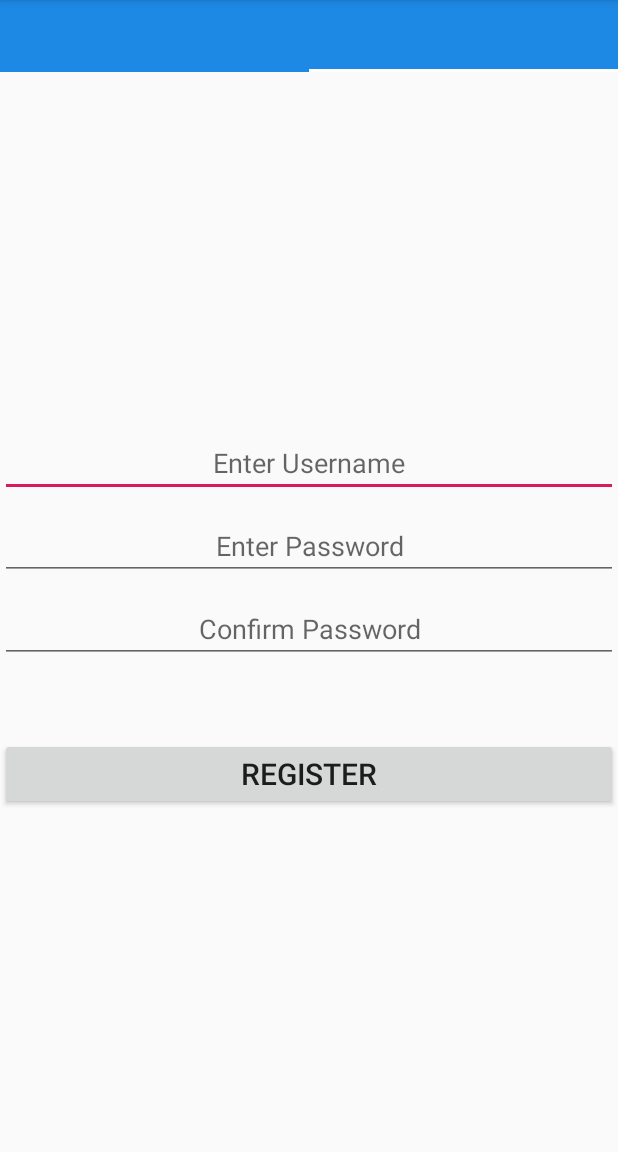
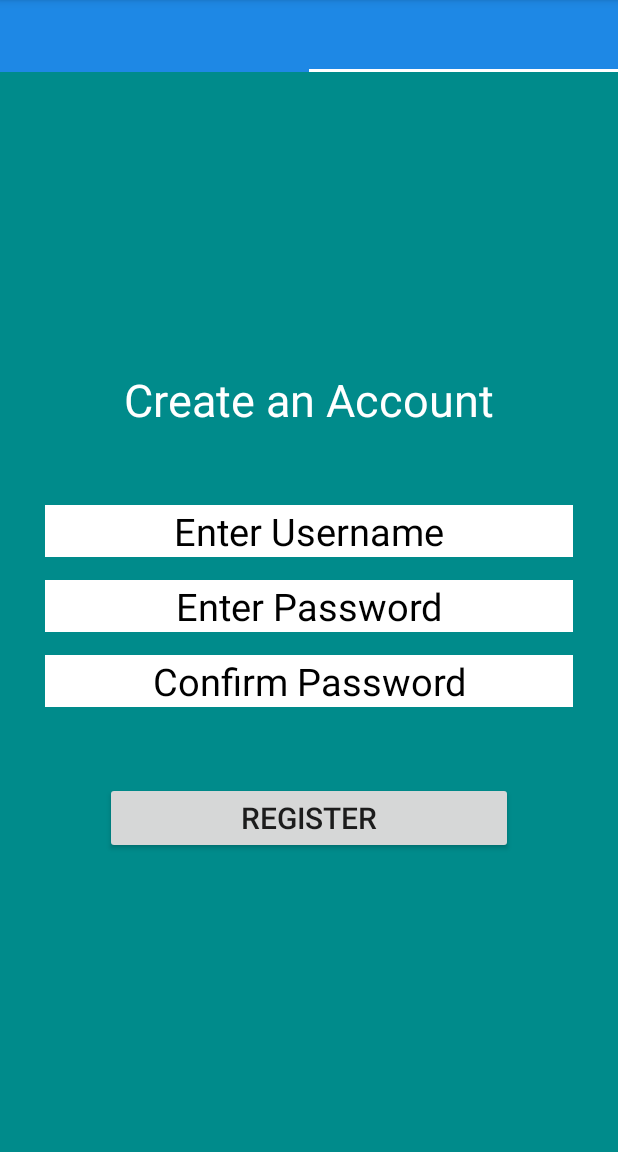
Before and after one commit to amarpudasaini07/OnlineShoppingStore, an Android app: the screen it shows after launch (ViewPagerActivity), tab 2 chosen, on a phone screen of 412 x 824 dp, the part 84-1236 px from its top. Run offline under Robolectric (Android 15) with nearby library versions, the phone set to English and light mode, and no system bars.

Commit message:
Designed is implemented to login and signup

```diff
--- a/app/src/main/res/layout/fragment_signup.xml
+++ b/app/src/main/res/layout/fragment_signup.xml
@@ -4,12 +4,29 @@
     android:layout_height="match_parent"
     android:orientation="vertical"
     android:gravity="center"
+    android:background="#008b8b"
     tools:context="com.e.onlineshoppingstore.fragments.Login">
 
     <!-- TODO: Update blank fragment layout -->
 
 
+    <TextView
+        android:fontFamily="Arial"
+        android:layout_marginBottom="40dp"
+        android:textColor="#ffffff"
+        android:layout_width="wrap_content"
+        android:layout_height="wrap_content"
+        android:text="Create an Account"
+        android:textSize="30dp"
+        />
+
     <EditText
+        android:layout_marginLeft="30dp"
+        android:layout_marginRight="30dp"
+        android:background="#ffffff"
+        android:textSize="25dp"
+        android:textColorHint="#000000"
+        android:textColor="#000000"
         android:gravity="center"
         android:layout_marginTop="10dp"
         android:id="@+id/etRegisterUN"
@@ -18,22 +35,38 @@
         android:hint="Enter Username" />
 
     <EditText
+        android:inputType="textPassword"
+        android:layout_marginLeft="30dp"
+        android:layout_marginRight="30dp"
+        android:background="#ffffff"
+        android:textSize="25dp"
+        android:textColorHint="#000000"
+        android:textColor="#000000"
         android:gravity="center"
-        android:layout_marginTop="10dp"
+        android:layout_marginTop="15dp"
         android:id="@+id/etRegisterPW"
         android:layout_width="match_parent"
         android:layout_height="wrap_content"
         android:hint="Enter Password" />
 
     <EditText
+        android:inputType="textPassword"
+        android:layout_marginLeft="30dp"
+        android:layout_marginRight="30dp"
+        android:background="#ffffff"
+        android:textSize="25dp"
+        android:textColorHint="#000000"
+        android:textColor="#000000"
         android:gravity="center"
-        android:layout_marginTop="10dp"
+        android:layout_marginTop="15dp"
         android:id="@+id/etRegisterConPW"
         android:layout_width="match_parent"
         android:layout_height="wrap_content"
         android:hint="Confirm Password" />
 
     <Button
+        android:layout_marginLeft="70dp"
+        android:layout_marginRight="70dp"
         android:id="@+id/btnRegister"
         android:textSize="20dp"
         android:text="Register"
--- a/app/src/main/res/values/styles.xml
+++ b/app/src/main/res/values/styles.xml
@@ -10,6 +10,6 @@
 
     <style name="AppTheme.AppBarOverlay"></style>
 
-    <style name="AppTheme.PopupOverlay"></style>
+    <style name="AppTheme.PopupOverlay">@null</style>
 
 </resources>
```
Also changed, not shown: app/src/main/res/layout/fragment_login.xml (+40 -1 lines), app/src/main/res/drawable/icon.png (added), app/src/main/res/drawable/user.jpeg (added), app/src/main/res/drawable/user1.png (added).
